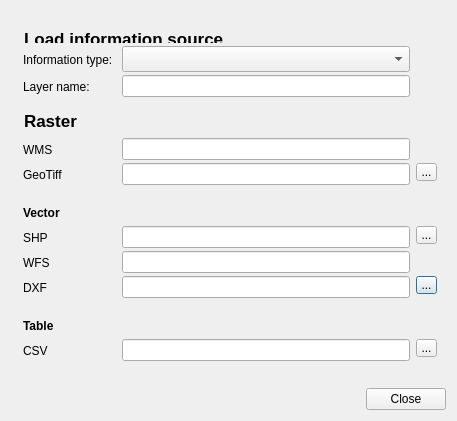
Old version of the form mole/view/ui_information_source_dialog.ui in the repository UdK-VPT/Open_eQuarter.
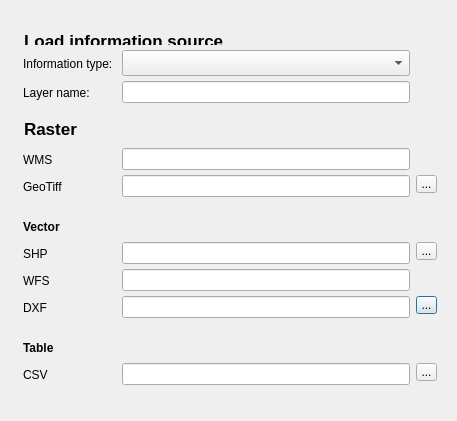
New version of the form.

Commit message: - Basic functionality for the source-chosing dialog - Changed/added some icons

What changed in the file:
```diff
--- a/mole/view/ui_information_source_dialog.ui
+++ b/mole/view/ui_information_source_dialog.ui
@@ -372,7 +372,7 @@
       <enum>Qt::Horizontal</enum>
      </property>
      <property name="standardButtons">
-      <set>QDialogButtonBox::Close</set>
+      <set>QDialogButtonBox::NoButton</set>
      </property>
     </widget>
    </item>
```
Left out of the diff: 8 changed lines with no effect on the pictures. The commit also changes 22 other files.
